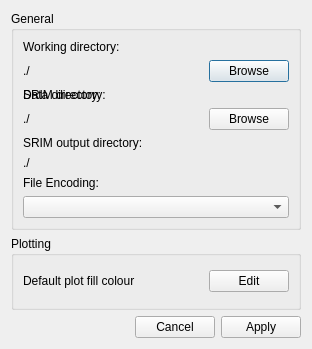
ISISMuon/EVA, file src/EVA/gui/ui_files/settings_widget.ui: the form before one commit.
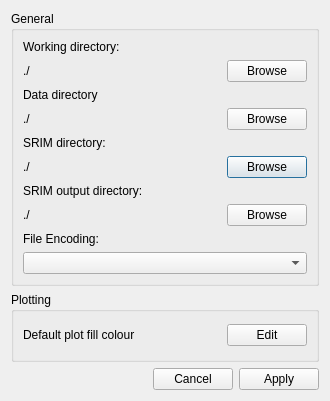
The form after the commit.

Commit message: Merge-add data dir and encoding options in settings widget

Patch:
```diff
--- a/src/EVA/gui/ui_files/settings_widget.ui
+++ b/src/EVA/gui/ui_files/settings_widget.ui
@@ -6,8 +6,8 @@
    <rect>
     <x>0</x>
     <y>0</y>
-    <width>312</width>
-    <height>349</height>
+    <width>330</width>
+    <height>401</height>
    </rect>
   </property>
   <property name="windowTitle">
@@ -20,27 +20,13 @@
       <string>General</string>
      </property>
      <layout class="QGridLayout" name="gridLayout">
-      <item row="4" column="0">
-       <widget class="QLabel" name="label_3">
-        <property name="text">
-         <string>SRIM output directory:</string>
-        </property>
-       </widget>
-      </item>
-      <item row="1" column="2">
-       <widget class="QPushButton" name="working_dir_browse_button">
+      <item row="5" column="2">
+       <widget class="QPushButton" name="srim_exe_dir_button">
         <property name="text">
          <string>Browse</string>
         </property>
        </widget>
       </item>
-      <item row="2" column="0">
-       <widget class="QLabel" name="label_4">
-        <property name="text">
-         <string>Data directory:</string>
-        </property>
-       </widget>
-      </item>
       <item row="1" column="0" colspan="2">
        <widget class="QLabel" name="working_dir_label">
         <property name="text">
@@ -48,20 +34,20 @@
         </property>
        </widget>
       </item>
-      <item row="6" column="0">
-       <widget class="QLabel" name="label_4">
-        <property name="text">
-         <string>File Encoding:</string>
-        </property>
-       </widget>
-      </item>
       <item row="5" column="0" colspan="2">
-       <widget class="QLabel" name="srim_out_dir_label">
+       <widget class="QLabel" name="srim_exe_dir_label">
         <property name="text">
          <string>./</string>
         </property>
        </widget>
       </item>
+      <item row="6" column="0">
+       <widget class="QLabel" name="label_3">
+        <property name="text">
+         <string>SRIM output directory:</string>
+        </property>
+       </widget>
+      </item>
       <item row="0" column="0">
        <widget class="QLabel" name="label">
         <property name="text">
@@ -69,30 +55,65 @@
         </property>
        </widget>
       </item>
-      <item row="3" column="0" colspan="2">
-       <widget class="QLabel" name="srim_exe_dir_label">
-        <property name="text">
-         <string>./</string>
-        </property>
-       </widget>
-      </item>
-      <item row="2" column="0">
+      <item row="4" column="0">
        <widget class="QLabel" name="label_2">
         <property name="text">
          <string>SRIM directory:</string>
         </property>
        </widget>
       </item>
-      <item row="3" column="2">
-       <widget class="QPushButton" name="srim_exe_dir_button">
-        <property name="text">
-         <string>Browse</string>
-        </property>
-       </widget>
-      </item>
-      <item row="7" column="0" colspan="3">
+      <item row="9" column="0" colspan="3">
        <widget class="QComboBox" name="encoding_comboBox"/>
       </item>
+      <item row="2" column="0">
+       <widget class="QLabel" name="label_5">
+        <property name="text">
+         <string>Data directory</string>
+        </property>
+       </widget>
+      </item>
+      <item row="7" column="0" colspan="2">
+       <widget class="QLabel" name="srim_out_dir_label">
+        <property name="text">
+         <string>./</string>
+        </property>
+       </widget>
+      </item>
+      <item row="1" column="2">
+       <widget class="QPushButton" name="working_dir_browse_button">
+        <property name="text">
+         <string>Browse</string>
+        </property>
+       </widget>
+      </item>
+      <item row="8" column="0">
+       <widget class="QLabel" name="label_4">
+        <property name="text">
+         <string>File Encoding:</string>
+        </property>
+       </widget>
+      </item>
+      <item row="7" column="2">
+       <widget class="QPushButton" name="srim_output_directory_button">
+        <property name="text">
+         <string>Browse</string>
+        </property>
+       </widget>
+      </item>
+      <item row="3" column="0">
+       <widget class="QLabel" name="data_dir_label">
+        <property name="text">
+         <string>./</string>
+        </property>
+       </widget>
+      </item>
+      <item row="3" column="2">
+       <widget class="QPushButton" name="data_dir_browse_button">
+        <property name="text">
+         <string>Browse</string>
+        </property>
+       </widget>
+      </item>
      </layout>
     </widget>
    </item>
```
The commit also changes 2 other files.
